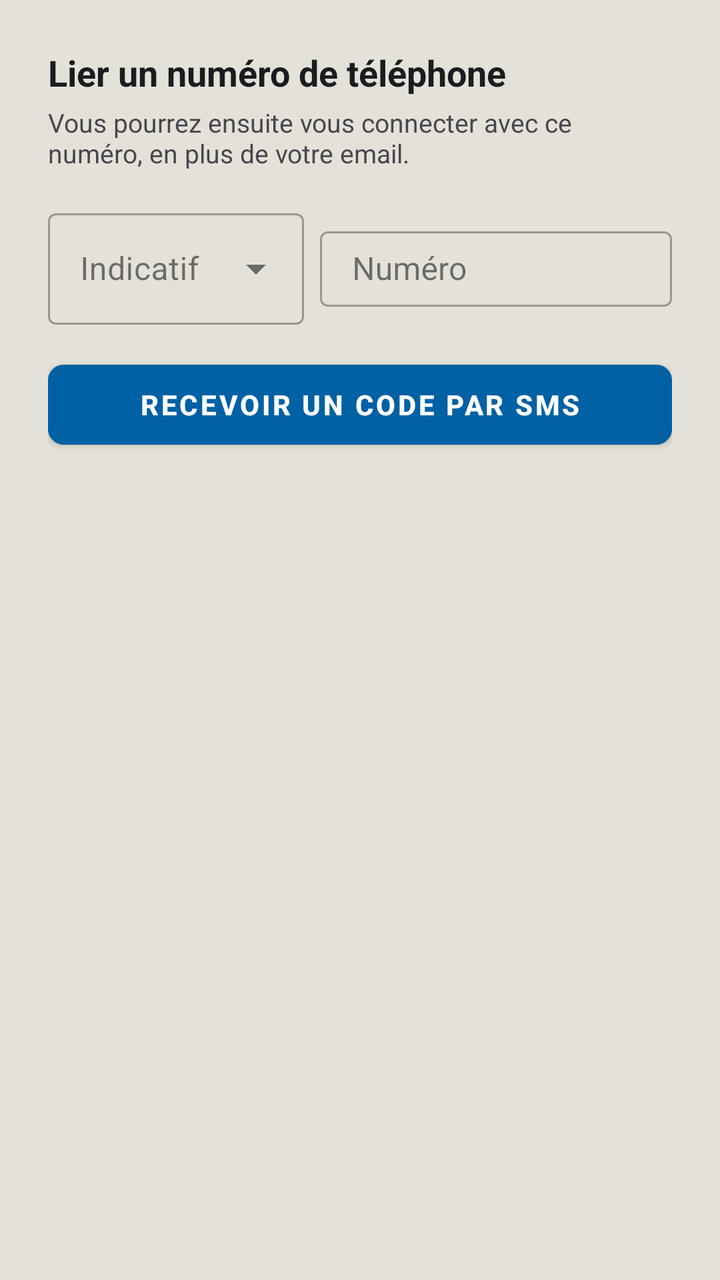
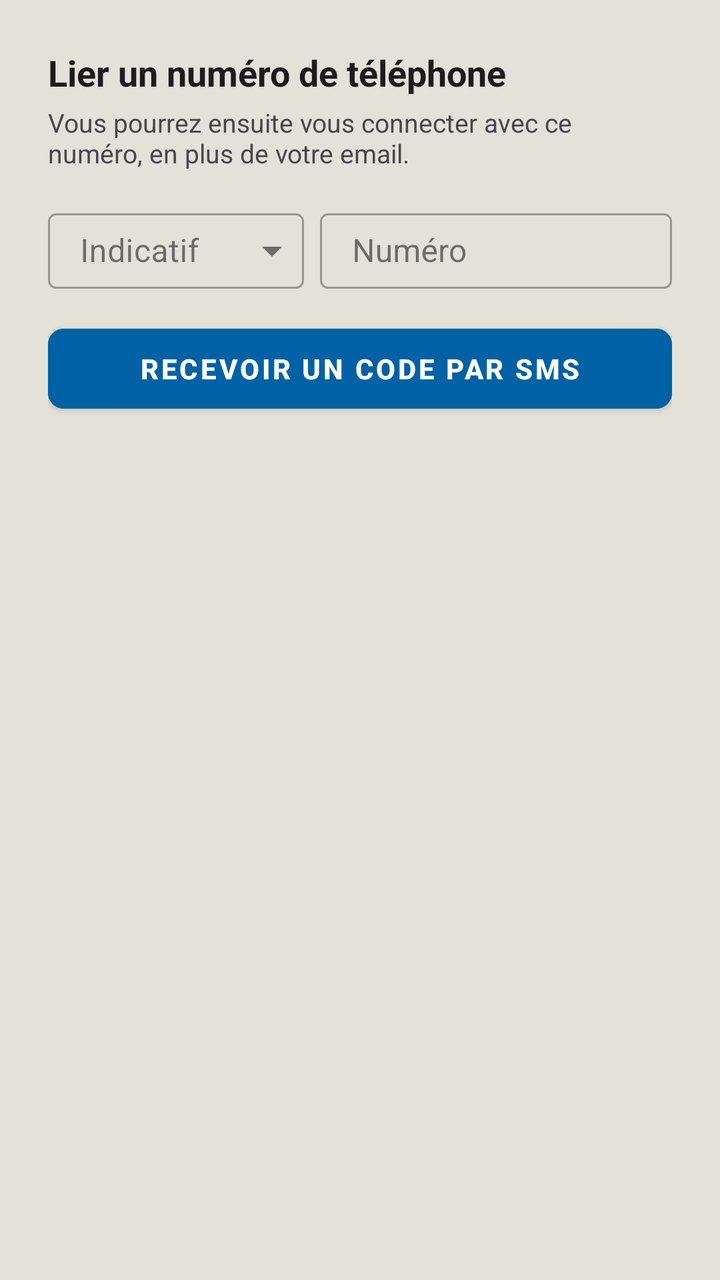

Screens rendered from an Android XML layout before and after an edit, with the pre-edit source and the edit as a unified diff.
<!-- AndroidManifest.xml: application theme Theme.Poulailler_copilot -->
<!-- res/layout/dialog_link_phone.xml -->
<?xml version="1.0" encoding="utf-8"?>
<ScrollView xmlns:android="http://schemas.android.com/apk/res/android"
    xmlns:app="http://schemas.android.com/apk/res-auto"
    android:layout_width="match_parent"
    android:layout_height="wrap_content">

    <LinearLayout
        android:layout_width="match_parent"
        android:layout_height="wrap_content"
        android:orientation="vertical"
        android:padding="24dp">

        <TextView
            android:layout_width="match_parent"
            android:layout_height="wrap_content"
            android:text="Lier un numéro de téléphone"
            android:textColor="@color/text_primary"
            android:textSize="18sp"
            android:textStyle="bold"/>

        <TextView
            android:layout_width="match_parent"
            android:layout_height="wrap_content"
            android:layout_marginTop="4dp"
            android:text="Vous pourrez ensuite vous connecter avec ce numéro, en plus de votre email."
            android:textColor="@color/text_secondary"
            android:textSize="13sp"/>

        <LinearLayout
            android:layout_width="match_parent"
            android:layout_height="wrap_content"
            android:orientation="horizontal"
            android:layout_marginTop="16dp">

            <com.google.android.material.textfield.TextInputLayout
                android:layout_width="128dp"
                android:layout_height="wrap_content"
                android:hint="Indicatif"
                style="@style/Widget.MaterialComponents.TextInputLayout.OutlinedBox.ExposedDropdownMenu">
                <AutoCompleteTextView
                    android:id="@+id/actvLinkCountryCode"
                    android:layout_width="match_parent"
                    android:layout_height="wrap_content"
                    android:inputType="none" />
            </com.google.android.material.textfield.TextInputLayout>

            <com.google.android.material.textfield.TextInputLayout
                android:layout_width="0dp"
                android:layout_height="wrap_content"
                android:layout_weight="1"
                android:layout_marginStart="8dp"
                android:hint="Numéro"
                style="@style/Widget.MaterialComponents.TextInputLayout.OutlinedBox.Dense">
                <com.google.android.material.textfield.TextInputEditText
                    style="@style/Widget.App.TextInputEditText"
                    android:id="@+id/etLinkPhone"
                    android:layout_width="match_parent"
                    android:layout_height="wrap_content"
                    android:inputType="phone" />
            </com.google.android.material.textfield.TextInputLayout>
        </LinearLayout>

        <com.google.android.material.button.MaterialButton
            android:id="@+id/btnLinkSendCode"
            android:layout_width="match_parent"
            android:layout_height="52dp"
            android:layout_marginTop="14dp"
            android:text="RECEVOIR UN CODE PAR SMS"
            android:textStyle="bold"
            app:cornerRadius="8dp"
            android:backgroundTint="@color/accent_blue"
            android:textColor="@color/white" />

        <LinearLayout
            android:id="@+id/layoutLinkOtpSection"
            android:layout_width="match_parent"
            android:layout_height="wrap_content"
            android:orientation="vertical"
            android:visibility="gone">

            <TextView
                android:id="@+id/tvLinkOtpSentTo"
                android:layout_width="match_parent"
                android:layout_height="wrap_content"
                android:layout_marginTop="14dp"
                android:textColor="@color/text_secondary"
                android:textSize="13sp"/>

            <com.google.android.material.textfield.TextInputLayout
                android:layout_width="match_parent"
                android:layout_height="wrap_content"
                android:layout_marginTop="8dp"
                android:hint="Code reçu par SMS"
                style="@style/Widget.MaterialComponents.TextInputLayout.OutlinedBox.Dense">
                <com.google.android.material.textfield.TextInputEditText
                    style="@style/Widget.App.TextInputEditText"
                    android:id="@+id/etLinkOtpCode"
                    android:layout_width="match_parent"
                    android:layout_height="wrap_content"
                    android:inputType="number"
                    android:maxLength="6" />
            </com.google.android.material.textfield.TextInputLayout>

            <com.google.android.material.button.MaterialButton
                android:id="@+id/btnLinkVerifyCode"
                android:layout_width="match_parent"
                android:layout_height="52dp"
                android:layout_marginTop="10dp"
                android:text="VÉRIFIER ET LIER LE NUMÉRO"
                android:textStyle="bold"
                app:cornerRadius="8dp"
                android:backgroundTint="@color/emerald_soft"
                android:textColor="@color/white" />
        </LinearLayout>

    </LinearLayout>
</ScrollView>
<!-- resources referenced by this layout -->
<resources>
  <color name="accent_blue">#0061A4</color>
  <color name="emerald_soft">#43A047</color>
  <color name="text_primary">#1C1B1F</color>
  <color name="text_secondary">#49454F</color>
  <color name="white">#FFFFFFFF</color>
  <style name="Widget.App.TextInputEditText" parent="Widget.MaterialComponents.TextInputEditText.OutlinedBox.Dense">
          <item name="android:paddingTop">8dp</item>
          <item name="android:paddingBottom">8dp</item>
          <item name="android:minHeight">0dp</item>
      </style>
  <style name="Theme.Poulailler_copilot" parent="Theme.MaterialComponents.DayNight.NoActionBar">
          
          <item name="colorPrimary">@color/primary</item>
          <item name="colorPrimaryVariant">@color/primary_variant</item>
          <item name="colorOnPrimary">@color/white</item>
  
          
          <item name="colorSecondary">@color/secondary</item>
          <item name="colorSecondaryVariant">@color/secondary_variant</item>
          <item name="colorOnSecondary">@color/white</item>
  
          
          <item name="android:windowBackground">@color/background</item>
          <item name="colorSurface">@color/surface</item>
          <item name="colorOnSurface">@color/text_primary</item>
          <item name="colorOnSurfaceVariant">@color/text_secondary</item>
  
          
          <item name="android:textColorPrimary">@color/text_primary</item>
          <item name="android:textColorSecondary">@color/text_secondary</item>
  
          
          <item name="android:statusBarColor">?attr/colorPrimaryVariant</item>
  
          
          <item name="materialCardViewStyle">@style/Widget.App.CardView</item>
          <item name="shapeAppearanceLargeComponent">@style/ShapeAppearance.App.LargeComponent</item>
  
          
          <item name="editTextStyle">@style/Widget.App.TextInputEditText</item>
          <item name="textInputStyle">@style/Widget.App.TextInputLayout</item>
  
          
          <item name="materialAlertDialogTheme">@style/ThemeOverlay.App.MaterialAlertDialog</item>
          <item name="alertDialogTheme">@style/ThemeOverlay.App.MaterialAlertDialog</item>
      </style>
  <color name="primary">#006D3A</color>
  <color name="primary_variant">#004D22</color>
  <color name="secondary">#43A047</color>
  <color name="secondary_variant">#2E7D32</color>
  <color name="background">@color/off_white</color>
  <color name="surface">#F3F1EA</color>
  <style name="Widget.App.CardView" parent="Widget.MaterialComponents.CardView">
          <item name="cardElevation">2dp</item>
          <item name="cardCornerRadius">16dp</item>
          <item name="cardBackgroundColor">@color/surface</item>
          <item name="strokeWidth">0dp</item>
      </style>
  <style name="ShapeAppearance.App.LargeComponent" parent="ShapeAppearance.MaterialComponents.LargeComponent">
          <item name="cornerFamily">rounded</item>
          <item name="cornerSize">16dp</item>
      </style>
  <style name="Widget.App.TextInputLayout" parent="Widget.MaterialComponents.TextInputLayout.OutlinedBox.Dense" />
  <style name="ThemeOverlay.App.MaterialAlertDialog" parent="ThemeOverlay.MaterialComponents.MaterialAlertDialog">
          <item name="colorSurface">@color/surface</item>
          <item name="colorOnSurface">@color/text_primary</item>
          <item name="android:textColorPrimary">@color/text_primary</item>
      </style>
  <color name="off_white">#E4E2D8</color>
</resources>

<!-- the commit's change to res/layout/dialog_link_phone.xml (unified diff, before → after) -->
@@ -36,11 +36,15 @@
                 android:layout_width="128dp"
                 android:layout_height="wrap_content"
                 android:hint="Indicatif"
-                style="@style/Widget.MaterialComponents.TextInputLayout.OutlinedBox.ExposedDropdownMenu">
+                style="@style/Widget.MaterialComponents.TextInputLayout.OutlinedBox.Dense.ExposedDropdownMenu"
+            app:endIconMinSize="32dp">
                 <AutoCompleteTextView
                     android:id="@+id/actvLinkCountryCode"
                     android:layout_width="match_parent"
                     android:layout_height="wrap_content"
+                    android:minHeight="0dp"
+                    android:paddingTop="8dp"
+                    android:paddingBottom="8dp"
                     android:inputType="none" />
             </com.google.android.material.textfield.TextInputLayout>
 
